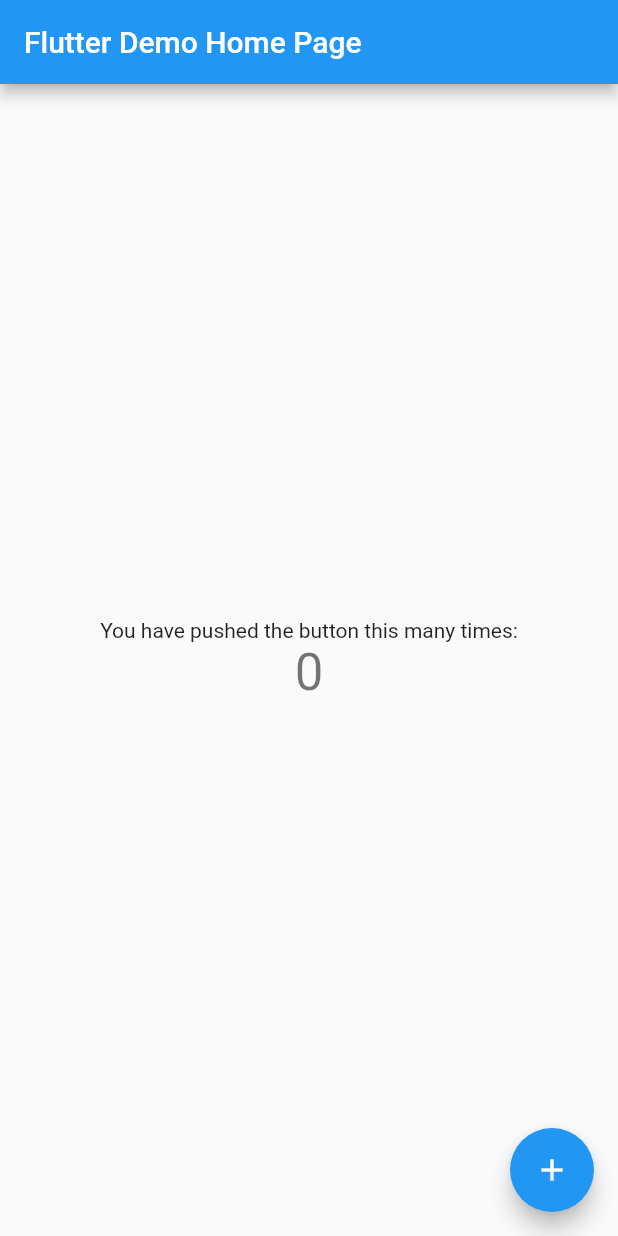
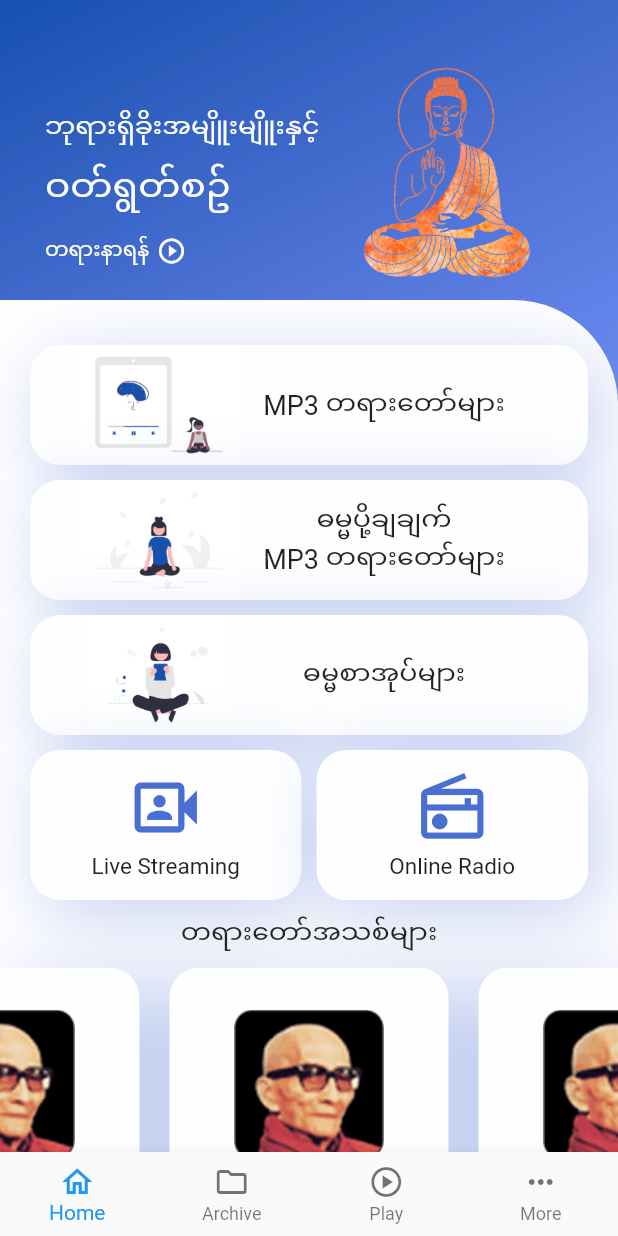
Before and after one commit to alexaung/musicplayer, a Flutter app: the screen it shows after launch, on a phone screen of 412 x 824 dp. Run offline on Flutter 3.47's test engine with Material 2 defaults, Android fonts, the phone set to English and light mode, and no system bars; drawn by our look-alikes of carousel_slider.

Commit message:
Home Screen Design

```diff
--- a/lib/main.dart
+++ b/lib/main.dart
@@ -1,4 +1,6 @@
 import 'package:flutter/material.dart';
+import 'package:flutter/services.dart';
+import 'package:thitsarparami/screens/home_screen.dart';
 
 void main() {
   runApp(const MyApp());
@@ -10,7 +12,12 @@
   // This widget is the root of your application.
   @override
   Widget build(BuildContext context) {
+    SystemChrome.setSystemUIOverlayStyle(const SystemUiOverlayStyle(
+      statusBarColor: Colors.transparent, // transparent status bar
+    ));
+
     return MaterialApp(
+      debugShowCheckedModeBanner: false,
       title: 'Flutter Demo',
       theme: ThemeData(
           // This is the theme of your application.
@@ -22,94 +29,9 @@
           // or simply save your changes to "hot reload" in a Flutter IDE).
           // Notice that the counter didn't reset back to zero; the application
           // is not restarted.
-        primarySwatch: Colors.blue,
+          // primarySwatch: AppColor.homePageBackground,
           ),
-      home: const MyHomePage(title: 'Flutter Demo Home Page'),
+      home: HomeScreen(),
     );
   }
 }
-
-class MyHomePage extends StatefulWidget {
-  const MyHomePage({Key? key, required this.title}) : super(key: key);
-
-  // This widget is the home page of your application. It is stateful, meaning
-  // that it has a State object (defined below) that contains fields that affect
-  // how it looks.
-
-  // This class is the configuration for the state. It holds the values (in this
-  // case the title) provided by the parent (in this case the App widget) and
-  // used by the build method of the State. Fields in a Widget subclass are
-  // always marked "final".
-
-  final String title;
-
-  @override
-  State<MyHomePage> createState() => _MyHomePageState();
-}
-
-class _MyHomePageState extends State<MyHomePage> {
-  int _counter = 0;
-
-  void _incrementCounter() {
-    setState(() {
-      // This call to setState tells the Flutter framework that something has
-      // changed in this State, which causes it to rerun the build method below
-      // so that the display can reflect the updated values. If we changed
-      // _counter without calling setState(), then the build method would not be
-      // called again, and so nothing would appear to happen.
-      _counter++;
-    });
-  }
-
-  @override
-  Widget build(BuildContext context) {
-    // This method is rerun every time setState is called, for instance as done
-    // by the _incrementCounter method above.
-    //
-    // The Flutter framework has been optimized to make rerunning build methods
-    // fast, so that you can just rebuild anything that needs updating rather
-    // than having to individually change instances of widgets.
-    return Scaffold(
-      appBar: AppBar(
-        // Here we take the value from the MyHomePage object that was created by
-        // the App.build method, and use it to set our appbar title.
-        title: Text(widget.title),
-      ),
-      body: Center(
-        // Center is a layout widget. It takes a single child and positions it
-        // in the middle of the parent.
-        child: Column(
-          // Column is also a layout widget. It takes a list of children and
-          // arranges them vertically. By default, it sizes itself to fit its
-          // children horizontally, and tries to be as tall as its parent.
-          //
-          // Invoke "debug painting" (press "p" in the console, choose the
-          // "Toggle Debug Paint" action from the Flutter Inspector in Android
-          // Studio, or the "Toggle Debug Paint" command in Visual Studio Code)
-          // to see the wireframe for each widget.
-          //
-          // Column has various properties to control how it sizes itself and
-          // how it positions its children. Here we use mainAxisAlignment to
-          // center the children vertically; the main axis here is the vertical
-          // axis because Columns are vertical (the cross axis would be
-          // horizontal).
-          mainAxisAlignment: MainAxisAlignment.center,
-          children: <Widget>[
-            const Text(
-              'You have pushed the button this many times:',
-            ),
-            Text(
-              '$_counter',
-              style: Theme.of(context).textTheme.headline4,
-            ),
-          ],
-        ),
-      ),
-      floatingActionButton: FloatingActionButton(
-        onPressed: _incrementCounter,
-        tooltip: 'Increment',
-        child: const Icon(Icons.add),
-      ), // This trailing comma makes auto-formatting nicer for build methods.
-    );
-  }
-}
--- /dev/null
+++ b/lib/screens/colors.dart
@@ -0,0 +1,12 @@
+import 'dart:ui';
+
+class AppColor {
+  static Color homePageBackground = const Color(0xFF1751AF);
+  static Color homePageMenuBackground = const Color(0xFFfefeff);
+  static Color gradientFirst = const Color(0xFF1751AF);
+  static Color gradientSecond = const Color(0xFF4A6FD3);
+  static Color gradientThird = const Color(0xFF7290F7);
+  static Color gradientFourth = const Color(0xFF98B1FF);
+  static Color gradientFifth = const Color(0xFFBDD4FF);
+  static Color homePageTitleColor = const Color(0xFFfefeff);
+}
--- /dev/null
+++ b/lib/screens/home_screen.dart
@@ -0,0 +1,512 @@
+// ignore_for_file: prefer_const_constructors_in_immutables
+
+import 'package:carousel_slider/carousel_slider.dart';
+import 'package:flutter/material.dart';
+import 'package:thitsarparami/screens/colors.dart';
+import 'package:thitsarparami/widgets/bottom_navigation_bar.dart';
+import 'colors.dart' as color;
+
+class HomeScreen extends StatefulWidget {
+  HomeScreen({Key? key}) : super(key: key);
+
+  @override
+  _HomeState createState() => _HomeState();
+}
+
+class _HomeState extends State<HomeScreen> {
+  @override
+  Widget build(BuildContext context) {
+    // WidgetsFlutterBinding.ensureInitialized();
+
+    return Container(
+      decoration: BoxDecoration(
+        gradient: LinearGradient(
+          colors: [
+            AppColor.gradientFirst,
+            AppColor.gradientSecond,
+            AppColor.gradientThird,
+            AppColor.gradientFourth,
+            AppColor.gradientFifth,
+          ],
+          begin: Alignment.topLeft,
+          end: Alignment.bottomRight,
+        ),
+      ),
+      child: Scaffold(
+        backgroundColor: Colors.transparent,
+        body: CustomScrollView(
+          slivers: [
+            SliverFillRemaining(
+              hasScrollBody: false,
+              child: Column(
+                children: const [
+                  HeaderContainer(),
+                  MenuContainer(),
+                ],
+              ),
+            )
+          ],
+        ),
+        bottomNavigationBar: const BottomNavigationBarWidget(),
+      ),
+    );
+  }
+}
+
+
+
+class MenuContainer extends StatelessWidget {
+  const MenuContainer({
+    Key? key,
+  }) : super(key: key);
+
+  @override
+  Widget build(BuildContext context) {
+    return Expanded(
+      child: Container(
+        decoration: BoxDecoration(
+          color: AppColor.homePageMenuBackground,
+          borderRadius: const BorderRadius.only(
+            topRight: Radius.circular(70),
+          ),
+        ),
+        child: Column(
+          children: [
+            const SizedBox(
+              height: 20,
+            ),
+            SizedBox(
+              height: 90,
+              width: MediaQuery.of(context).size.width,
+              // color: AppColor.gradientFifth,
+              child: Stack(
+                children: [
+                  Container(
+                    alignment: Alignment.topLeft,
+                    width: MediaQuery.of(context).size.width,
+                    margin: const EdgeInsets.only(top: 10, left: 20, right: 20),
+                    height: 100,
+                    //color: AppColor.gradientFirst,
+                    decoration: BoxDecoration(
+                      color: AppColor.homePageMenuBackground,
+                      borderRadius: BorderRadius.circular(20),
+                      boxShadow: [
+                        BoxShadow(
+                          blurRadius: 40,
+                          offset: const Offset(8, 10),
+                          color: AppColor.gradientSecond.withOpacity(0.3),
+                        ),
+                      ],
+                    ),
+                  ),
+                  Container(
+                    width: MediaQuery.of(context).size.width,
+                    height: 100,
+                    margin: const EdgeInsets.only(
+                      top: 10,
+                      left: 20,
+                      right: 220,
+                    ),
+                    decoration: BoxDecoration(
+                      // color: AppColor.gradientFirst,
+                      borderRadius: BorderRadius.circular(20),
+                      image: const DecorationImage(
+                        image: AssetImage("assets/images/mp3_meditating.png"),
+                      ),
+                    ),
+                  ),
+                  Container(
+                    width: double.maxFinite,
+                    height: 100,
+                    margin: const EdgeInsets.only(top: 10, left: 100),
+                    child: Column(
+                      mainAxisAlignment: MainAxisAlignment.center,
+                      crossAxisAlignment: CrossAxisAlignment.center,
+                      children: const [
+                        Text(
+                          'MP3 တရားတော်များ',
+                          style: TextStyle(
+                            fontSize: 18,
+                            // color: color.AppColor.homePageTitleColor,
+                          ),
+                        ),
+                      ],
+                    ),
+                  ),
+                ],
+              ),
+            ),
+            SizedBox(
+              height: 90,
+              width: MediaQuery.of(context).size.width,
+              // color: AppColor.gradientFifth,
+              child: Stack(
+                children: [
+                  Container(
+                    alignment: Alignment.topLeft,
+                    width: MediaQuery.of(context).size.width,
+                    margin: const EdgeInsets.only(
+                      top: 10,
+                      left: 20,
+                      right: 20,
+                    ),
+                    height: 100,
+                    //color: AppColor.gradientFirst,
+                    decoration: BoxDecoration(
+                      color: AppColor.homePageMenuBackground,
+                      borderRadius: BorderRadius.circular(20),
+                      boxShadow: [
+                        BoxShadow(
+                          blurRadius: 40,
+                          offset: const Offset(8, 10),
+                          color: AppColor.gradientSecond.withOpacity(0.3),
+                        ),
+                      ],
+                    ),
+                  ),
+                  Container(
+                    width: MediaQuery.of(context).size.width,
+                    height: 100,
+                    margin: const EdgeInsets.only(
+                      top: 10,
+                      left: 20,
+                      right: 220,
+                    ),
+                    decoration: BoxDecoration(
+                      // color: AppColor.gradientFirst,
+                      borderRadius: BorderRadius.circular(20),
+                      image: const DecorationImage(
+                        image: AssetImage("assets/images/meditation.png"),
+                      ),
+                    ),
+                  ),
+                  Container(
+                    width: double.maxFinite,
+                    height: 100,
+                    margin: const EdgeInsets.only(top: 10, left: 100),
+                    child: Column(
+                      mainAxisAlignment: MainAxisAlignment.center,
+                      crossAxisAlignment: CrossAxisAlignment.center,
+                      children: const [
+                        Text(
+                          'ဓမ္မပို့ချချက်',
+                          style: TextStyle(
+                            fontSize: 18,
+                            // color: color.AppColor.homePageTitleColor,
+                          ),
+                        ),
+                        Text(
+                          'MP3 တရားတော်များ',
+                          style: TextStyle(
+                            fontSize: 18,
+                            // color: color.AppColor.homePageTitleColor,
+                          ),
+                        ),
+                      ],
+                    ),
+                  ),
+                ],
+              ),
+            ),
+            SizedBox(
+              height: 90,
+              width: MediaQuery.of(context).size.width,
+              // color: AppColor.gradientFifth,
+              child: Stack(
+                children: [
+                  Container(
+                    alignment: Alignment.topLeft,
+                    width: MediaQuery.of(context).size.width,
+                    margin: const EdgeInsets.only(top: 10, left: 20, right: 20),
+                    height: 100,
+                    //color: AppColor.gradientFirst,
+                    decoration: BoxDecoration(
+                      color: AppColor.homePageMenuBackground,
+                      borderRadius: BorderRadius.circular(20),
+                      boxShadow: [
+                        BoxShadow(
+                          blurRadius: 40,
+                          offset: const Offset(8, 10),
+                          color: AppColor.gradientSecond.withOpacity(0.3),
+                        ),
+                      ],
+                    ),
+                  ),
+                  Container(
+                    width: MediaQuery.of(context).size.width,
+                    height: 100,
+                    margin: const EdgeInsets.only(
+                      top: 10,
+                      left: 20,
+                      right: 220,
+                    ),
+                    decoration: BoxDecoration(
+                      // color: AppColor.gradientFirst,
+                      borderRadius: BorderRadius.circular(20),
+                      image: const DecorationImage(
+                        image: AssetImage("assets/images/reading.png"),
+                      ),
+                    ),
+                  ),
+                  Container(
+                    width: double.maxFinite,
+                    height: 100,
+                    margin: const EdgeInsets.only(top: 10, left: 100),
+                    child: Column(
+                      mainAxisAlignment: MainAxisAlignment.center,
+                      crossAxisAlignment: CrossAxisAlignment.center,
+                      children: const [
+                        Text(
+                          'ဓမ္မစာအုပ်များ',
+                          style: TextStyle(
+                            fontSize: 18,
+                            // color: color.AppColor.homePageTitleColor,
+                          ),
+                        ),
+                      ],
+                    ),
+                  ),
+                ],
+              ),
+            ),
+            Row(
+              children: [
+                Container(
+                  width: (MediaQuery.of(context).size.width - 50) / 2,
+                  margin: const EdgeInsets.only(top: 10, left: 20, right: 5),
+                  padding: const EdgeInsets.all(10),
+                  height: 100,
+                  decoration: BoxDecoration(
+                    color: AppColor.homePageMenuBackground,
+                    borderRadius: BorderRadius.circular(20),
+                    boxShadow: [
+                      BoxShadow(
+                        blurRadius: 40,
+                        offset: const Offset(8, 10),
+                        color: AppColor.gradientSecond.withOpacity(0.3),
+                      ),
+                    ],
+                  ),
+                  child: Column(
+                    mainAxisAlignment: MainAxisAlignment.center,
+                    crossAxisAlignment: CrossAxisAlignment.center,
+                    children: [
+                      Icon(
+                        Icons.video_camera_front_outlined,
+                        size: 50,
+                        color: AppColor.gradientSecond,
+                      ),
+                      const SizedBox(
+                        height: 5,
+                      ),
+                      const Text(
+                        'Live Streaming',
+                        style: TextStyle(
+                          fontSize: 15,
+                          //color: color.AppColor.homePageTitleColor,
+                        ),
+                      ),
+                    ],
+                  ),
+                ),
+                Container(
+                  width: (MediaQuery.of(context).size.width - 50) / 2,
+                  margin: const EdgeInsets.only(top: 10, left: 5, right: 20),
+                  padding: const EdgeInsets.all(10),
+                  height: 100,
+                  decoration: BoxDecoration(
+                    color: AppColor.homePageMenuBackground,
+                    borderRadius: BorderRadius.circular(20),
+                    boxShadow: [
+                      BoxShadow(
+                        blurRadius: 40,
+                        offset: const Offset(8, 10),
+                        color: AppColor.gradientSecond.withOpacity(0.3),
+                      ),
+                    ],
+                  ),
+                  child: Column(
+                    mainAxisAlignment: MainAxisAlignment.center,
+                    crossAxisAlignment: CrossAxisAlignment.center,
+                    children: [
+                      Icon(
+                        Icons.radio_outlined,
+                        size: 50,
+                        color: AppColor.gradientSecond,
+                      ),
+                      const SizedBox(
+                        height: 5,
+                      ),
+                      const Text(
+                        'Online Radio',
+                        style: TextStyle(
+                          fontSize: 15,
+                          //color: color.AppColor.homePageTitleColor,
+                        ),
+                      ),
+                    ],
+                  ),
+                ),
+              ],
+            ),
+            const SizedBox(
+              height: 10,
+            ),
+            const Text(
+              'တရားတော်အသစ်များ',
+              style: TextStyle(
+                fontSize: 18,
+                // color: color.AppColor.homePageTitleColor,
+              ),
+            ),
+            const SizedBox(
+              height: 10,
+            ),
+            Container(
+              decoration: BoxDecoration(
+                boxShadow: [
+                  BoxShadow(
+                    blurRadius: 40,
+                    offset: const Offset(8, 10),
+                    color: AppColor.gradientSecond.withOpacity(0.3),
+                  ),
+                ],
+              ),
+              child: CarouselSlider(
+                options: CarouselOptions(
+                  height: (MediaQuery.of(context).size.width - 50) / 2,
+                  // aspectRatio: 16/6,
+                  // enlargeCenterPage: true,
+                  autoPlay: true,
+                  autoPlayCurve: Curves.fastOutSlowIn,
+                  enableInfiniteScroll: true,
+                  autoPlayAnimationDuration: const Duration(
+                    milliseconds: 800,
+                  ),
+                  viewportFraction: 0.5,
+                ),
+                items: [1, 2, 3, 4, 5].map((i) {
+                  return Builder(
+                    builder: (BuildContext context) {
+                      return Container(
+                        margin: const EdgeInsets.only(left: 10, right: 10),
+                        padding:
+                            const EdgeInsets.only(left: 5, right: 5, top: 0),
+                        decoration: BoxDecoration(
+                          color: AppColor.homePageMenuBackground,
+                          borderRadius: BorderRadius.circular(20),
+                        ),
+                        child: Column(
+                          mainAxisAlignment: MainAxisAlignment.center,
+                          children: [
+                            Image.asset("assets/images/3.png"),
+                            const SizedBox(
+                              height: 5,
+                            ),
+                            const Text(
+                              'မင်းကွန်းဆရာတော်ဘုရားကြီ:',
+                              maxLines: 1,
+                              overflow: TextOverflow.ellipsis,
+                              style: TextStyle(
+                                fontSize: 15,
+                              ),
+                            ),
+                          ],
+                        ),
+                      );
+                    },
+                  );
+                }).toList(),
+              ),
+            ),
+            const SizedBox(
+              height: 10,
+            )
+          ],
+        ),
+      ),
+    );
+  }
+}
+
+class HeaderContainer extends StatelessWidget {
+  const HeaderContainer({
+    Key? key,
+  }) : super(key: key);
+
+  @override
+  Widget build(BuildContext context) {
+    return Container(
+      padding: const EdgeInsets.only(top: 30, left: 0, right: 0),
+      width: MediaQuery.of(context).size.width,
+      height: 200,
+      child: Row(
+        // mainAxisAlignment: MainAxisAlignment.spaceBetween,
+        children: [
+          Container(
+            // color: Colors.amber,
+            padding: const EdgeInsets.only(top: 20, left: 30, right: 0),
+            child: Column(
+              mainAxisAlignment: MainAxisAlignment.center,
+              crossAxisAlignment: CrossAxisAlignment.start,
+              children: [
+                Text(
+                  'ဘုရားရှိခိုးအမျိူးမျိူးနှင့်',
+                  style: TextStyle(
+                    fontSize: 18,
+                    color: color.AppColor.homePageTitleColor,
+                  ),
+                ),
+                const SizedBox(
+                  height: 10,
+                ),
+                Text(
+                  'ဝတ်ရွတ်စဥ်',
+                  style: TextStyle(
+                    fontSize: 25,
+                    color: color.AppColor.homePageTitleColor,
+                  ),
+                ),
+                const SizedBox(
+                  height: 15,
+                ),
+                Row(
+                  children: [
+                    Text(
+                      'တရားနာရန်',
+                      style: TextStyle(
+                        fontSize: 14,
+                        color: color.AppColor.homePageTitleColor,
+                      ),
+                    ),
+                    const SizedBox(
+                      width: 5,
+                    ),
+                    Icon(
+                      Icons.play_circle_outline,
+                      size: 20,
+                      color: AppColor.homePageTitleColor,
+                    ),
+                  ],
+                )
+              ],
+            ),
+          ),
+          const SizedBox(
+            width: 10,
+          ),
+          Container(
+            width: 150,
+            //height: 150,
+            decoration: const BoxDecoration(
+              //color: Colors.amber,
+              image: DecorationImage(
+                  image: AssetImage("assets/images/buddha.png"),
+                  fit: BoxFit.cover),
+            ),
+          )
+        ],
+      ),
+    );
+  }
+}
--- /dev/null
+++ b/lib/widgets/bottom_navigation_bar.dart
@@ -0,0 +1,32 @@
+import 'package:flutter/material.dart';
+
+class BottomNavigationBarWidget extends StatelessWidget {
+  const BottomNavigationBarWidget({
+    Key? key,
+  }) : super(key: key);
+
+  @override
+  Widget build(BuildContext context) {
+    return BottomNavigationBar(
+      type: BottomNavigationBarType.fixed,
+      items: const <BottomNavigationBarItem>[
+        BottomNavigationBarItem(
+          icon: Icon(Icons.home_outlined),
+          label: 'Home',
+        ),
+        BottomNavigationBarItem(
+          icon: Icon(Icons.folder_outlined),
+          label: 'Archive',
+        ),
+        BottomNavigationBarItem(
+          icon: Icon(Icons.play_circle_outlined),
+          label: 'Play',
+        ),
+        BottomNavigationBarItem(
+          icon: Icon(Icons.more_horiz_outlined),
+          label: 'More',
+        ),
+      ],
+    );
+  }
+}
--- a/pubspec.yaml
+++ b/pubspec.yaml
@@ -34,6 +34,7 @@
   # The following adds the Cupertino Icons font to your application.
   # Use with the CupertinoIcons class for iOS style icons.
   cupertino_icons: ^1.0.2
+  carousel_slider: ^4.0.0
 
 dev_dependencies:
   flutter_test:
@@ -58,8 +59,8 @@
   uses-material-design: true
 
   # To add assets to your application, add an assets section, like this:
-  # assets:
-  #   - images/a_dot_burr.jpeg
+  assets:
+     - assets/images/
   #   - images/a_dot_ham.jpeg
 
   # An image asset can refer to one or more resolution-specific "variants", see
```
Also changed, not shown: assets/images/3.png (added), assets/images/buddha.png (added), assets/images/meditation.png (added), assets/images/mp3_meditating.png (added), assets/images/reading.png (added), pubspec.lock, 4 other files. Lines whose indentation alone changed are shown as unchanged.
